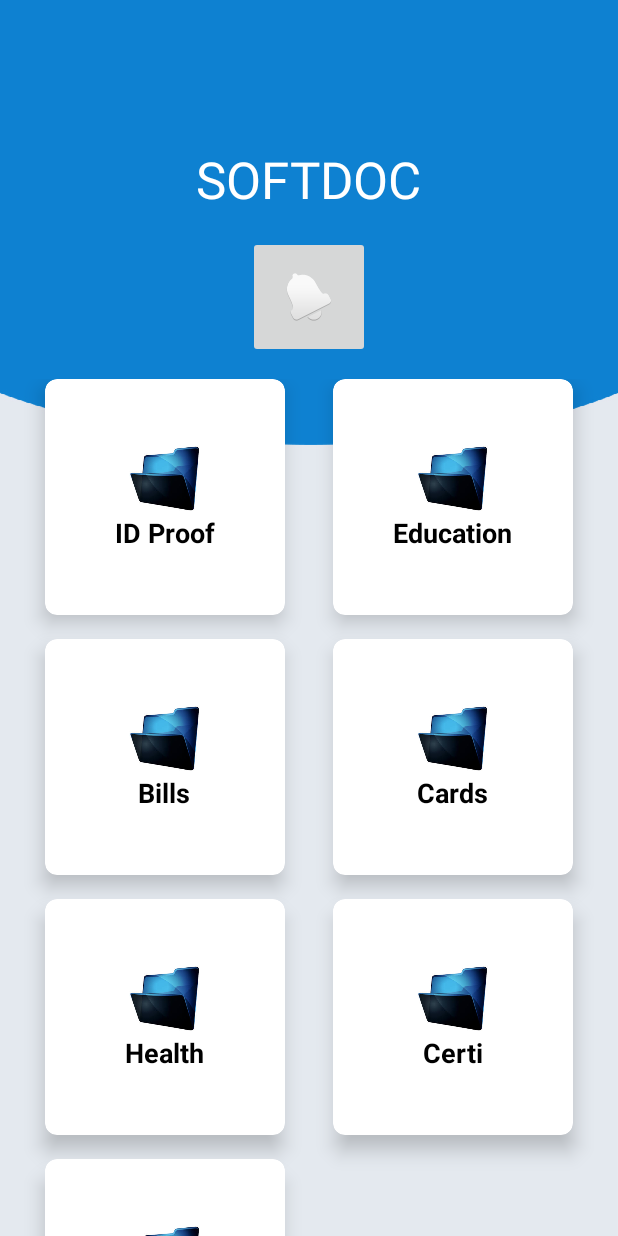
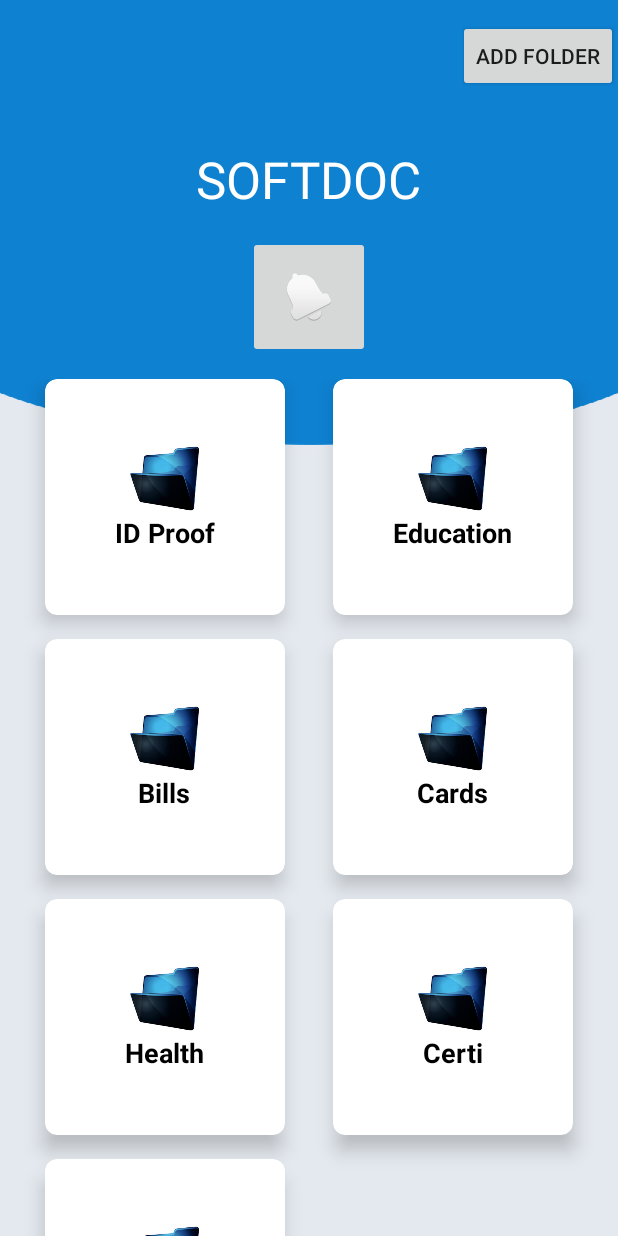
Before and after one commit to pareshsawant/SoftDoc-app, an Android app: the screen it shows after launch (MainActivity), on a phone screen of 412 x 824 dp. Run offline under Robolectric (Android 15) with nearby library versions, the phone set to English and light mode, and no system bars; 10 statements that could not run were skipped.

Commit message:
Code to enter new folder

```diff
--- a/app/src/main/AndroidManifest.xml
+++ b/app/src/main/AndroidManifest.xml
@@ -3,7 +3,10 @@
     package="edmt.dev.androidgridlayout">
 
     <uses-permission android:name="android.permission.READ_EXTERNAL_STORAGE" />
-
+    <uses-feature android:name="android.hardware.fingerprint"
+        android:required="false"/>
+    <uses-permission
+        android:name="android.permission.USE_FINGERPRINT" />
     <application
         android:allowBackup="true"
         android:icon="@mipmap/ic_launcher"
@@ -33,6 +36,7 @@
 
 
     ]]>
+
     </application>
 
 </manifest>
--- a/app/src/main/java/edmt/dev/androidgridlayout/MainActivity.java
+++ b/app/src/main/java/edmt/dev/androidgridlayout/MainActivity.java
@@ -6,9 +6,9 @@ import android.graphics.Color;
 import android.os.Bundle;
 import android.support.v7.app.AppCompatActivity;
 import android.support.v7.widget.CardView;
-import android.util.Log;
 import android.util.TypedValue;
 import android.view.View;
+import android.widget.Button;
 import android.widget.GridLayout;
 import android.widget.LinearLayout;
 import android.widget.TextView;
@@ -46,6 +46,7 @@ public class MainActivity extends AppCompatActivity {
 
 
     GridLayout mainGrid;
+    Button addFolderBtn;
 
     @Override
     protected void onCreate(Bundle savedInstanceState) {
@@ -69,7 +70,8 @@ public class MainActivity extends AppCompatActivity {
         mainGrid = (GridLayout) findViewById(R.id.mainGrid);
         SetFolders(mainGrid, allFolder);
 
-        //
+        addFolderBtn = (Button) findViewById(R.id.addFolder);
+        addFolderBtn.setOnClickListener(showAddFolderPopUp);
 
 
     }
@@ -131,4 +133,22 @@ public class MainActivity extends AppCompatActivity {
         mainGrid.addView(card);
 
     }
+
+    // code to add folder
+
+    // Create an anonymous implementation of OnClickListener
+    private View.OnClickListener showAddFolderPopUp = new View.OnClickListener() {
+        public void onClick(View v) {
+            // show pop up to enter folder name
+            // when user clicks on add
+            addFolderToDb("Test Folder");
+        }
+    };
+
+    private void addFolderToDb(String folder) {
+        FolderDbHelper db = new FolderDbHelper(this);
+        long folderId = db.insertFolder(folder);
+        Folder newlyCreatedFolder = db.getFolder(folderId);
+        createCard(newlyCreatedFolder);
+    }
 }
--- a/app/src/main/java/edmt/dev/androidgridlayout/database/model/Folder.java
+++ b/app/src/main/java/edmt/dev/androidgridlayout/database/model/Folder.java
@@ -13,7 +13,7 @@ public class Folder {
             "CREATE TABLE " + TABLE_NAME + "("
                     + COLUMN_ID + " INTEGER PRIMARY KEY AUTOINCREMENT,"
                     + COLUMN_NAME + " TEXT,"
-
+                    +COLUMN_DELETED+" INTEGER DEFAULT 0,"
 
                     + COLUMN_TIMESTAMP + " DATETIME DEFAULT CURRENT_TIMESTAMP"
                     + ")";
--- a/app/src/main/res/layout/activity_main.xml
+++ b/app/src/main/res/layout/activity_main.xml
@@ -35,6 +35,15 @@
                 android:layout_alignParentBottom="true"
                 android:layout_centerHorizontal="true"
                 app:srcCompat="@android:drawable/ic_popup_reminder" />
+
+            <Button
+                android:id="@+id/addFolder"
+                android:layout_width="wrap_content"
+                android:layout_height="wrap_content"
+                android:layout_alignParentEnd="true"
+                android:layout_alignParentTop="true"
+                android:layout_marginTop="13dp"
+                android:text="Add Folder" />
 
         </RelativeLayout>
 
--- a/app/src/main/res/values/strings.xml
+++ b/app/src/main/res/values/strings.xml
@@ -22,11 +22,13 @@
     <string name="text_hello">Hello,</string>
 
 
-
     <string name="home">Home</string>
 
     <string name="next">Next</string>
     <string name="skip">Skip</string>
     <string name="start">Start</string>
+    <string name="instructions">
+Place your fingertip on the Home button to verify your identity
+</string>
 
 </resources>
```
Also changed, not shown: app/src/main/res/layout/fingerprint_layout.xml (added, +44 -0 lines).
